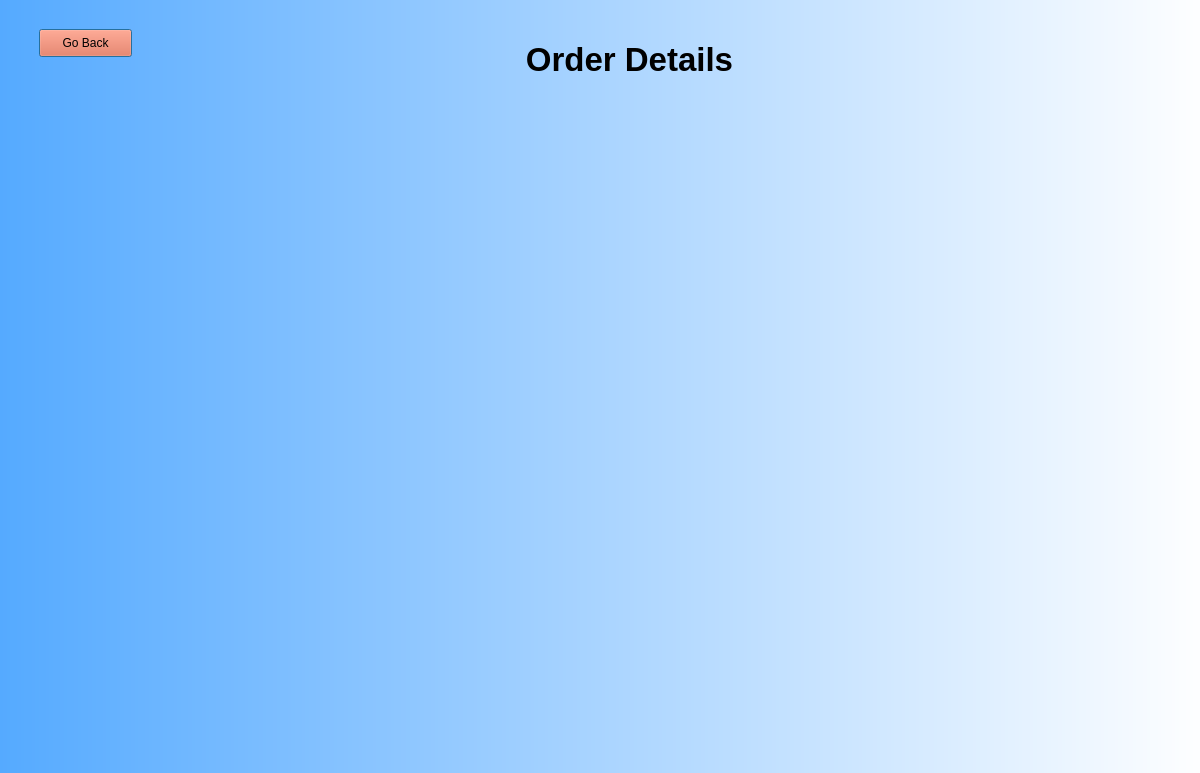
Before: the Qt Designer form Frontend/KitchenOrderDetails.ui in YY0NII/DeskFood, drawn with Qt 5.
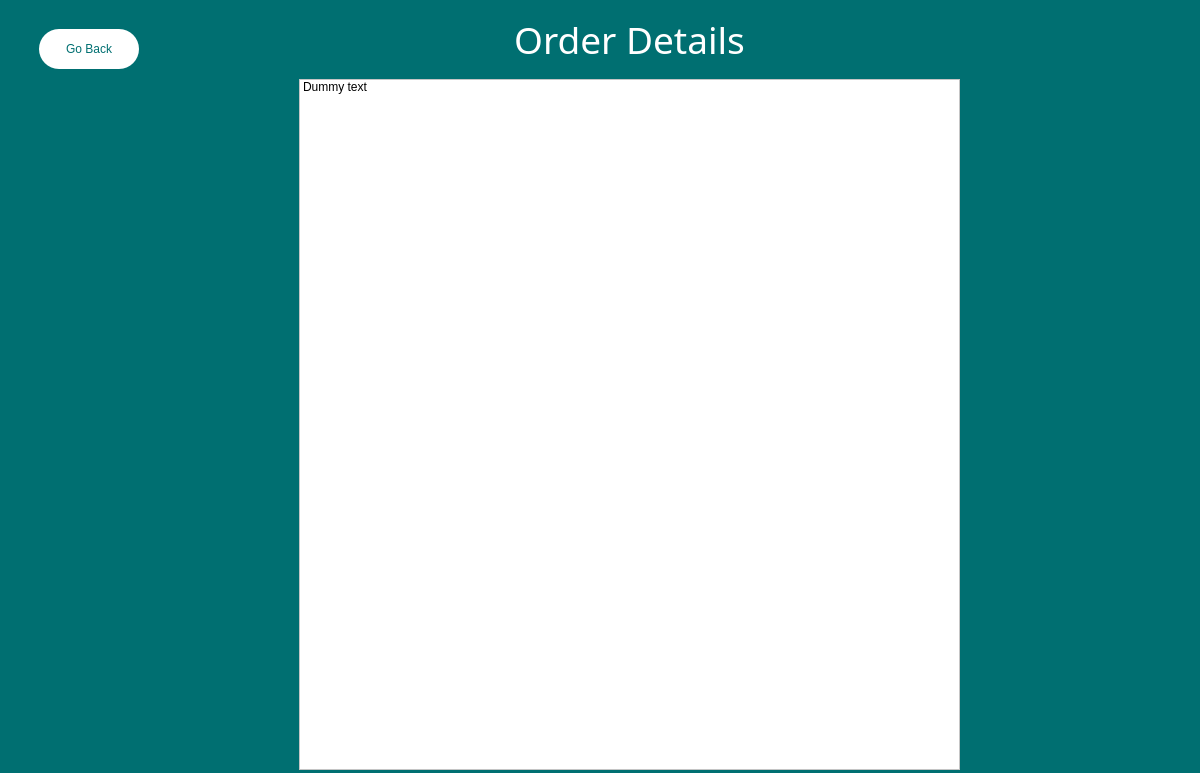
After: the same form once the commit is applied.

What changed in the file:
```diff
--- a/Frontend/KitchenOrderDetails.ui
+++ b/Frontend/KitchenOrderDetails.ui
@@ -23,19 +23,22 @@
     </rect>
    </property>
    <property name="styleSheet">
-    <string notr="true">background-color: qlineargradient(spread:pad, x1:0, y1:0, x2:1, y2:0, stop:0 rgba(85, 170, 255, 255), stop:1 rgba(255, 255, 255, 255));</string>
+    <string notr="true">background-color:rgb(0, 111, 113);
+font: 87 12pt &quot;Arial Black&quot;;
+color: rgb(255, 255, 255);</string>
    </property>
    <widget class="QPushButton" name="returnBTN">
     <property name="geometry">
      <rect>
       <x>40</x>
       <y>30</y>
-      <width>93</width>
-      <height>28</height>
+      <width>100</width>
+      <height>40</height>
      </rect>
     </property>
     <property name="styleSheet">
-     <string notr="true">background-color: rgb(244, 96, 54);</string>
+     <string notr="true">background-color: rgb(255, 255, 255);border-radius:20px;
+color:rgb(0, 111, 113);</string>
     </property>
     <property name="text">
      <string>Go Back</string>
@@ -45,16 +48,18 @@
     <property name="geometry">
      <rect>
       <x>300</x>
-      <y>30</y>
+      <y>10</y>
       <width>661</width>
       <height>61</height>
      </rect>
     </property>
     <property name="font">
      <font>
-      <pointsize>25</pointsize>
-      <weight>75</weight>
-      <bold>true</bold>
+      <family>Arial Black</family>
+      <pointsize>28</pointsize>
+      <weight>10</weight>
+      <italic>false</italic>
+      <bold>false</bold>
      </font>
     </property>
     <property name="styleSheet">
@@ -77,11 +82,17 @@
      </rect>
     </property>
     <property name="styleSheet">
-     <string notr="true">background-color: rgba(255, 255, 255, 0);</string>
+     <string notr="true">background-color: rgb(255, 255, 255);
+color: rgb(0, 0, 0);</string>
     </property>
     <property name="frameShape">
-     <enum>QFrame::NoFrame</enum>
+     <enum>QFrame::StyledPanel</enum>
     </property>
+    <item>
+     <property name="text">
+      <string>Dummy text</string>
+     </property>
+    </item>
    </widget>
   </widget>
  </widget>
```
Left out of the diff: 3 changed lines with no effect on the pictures.
